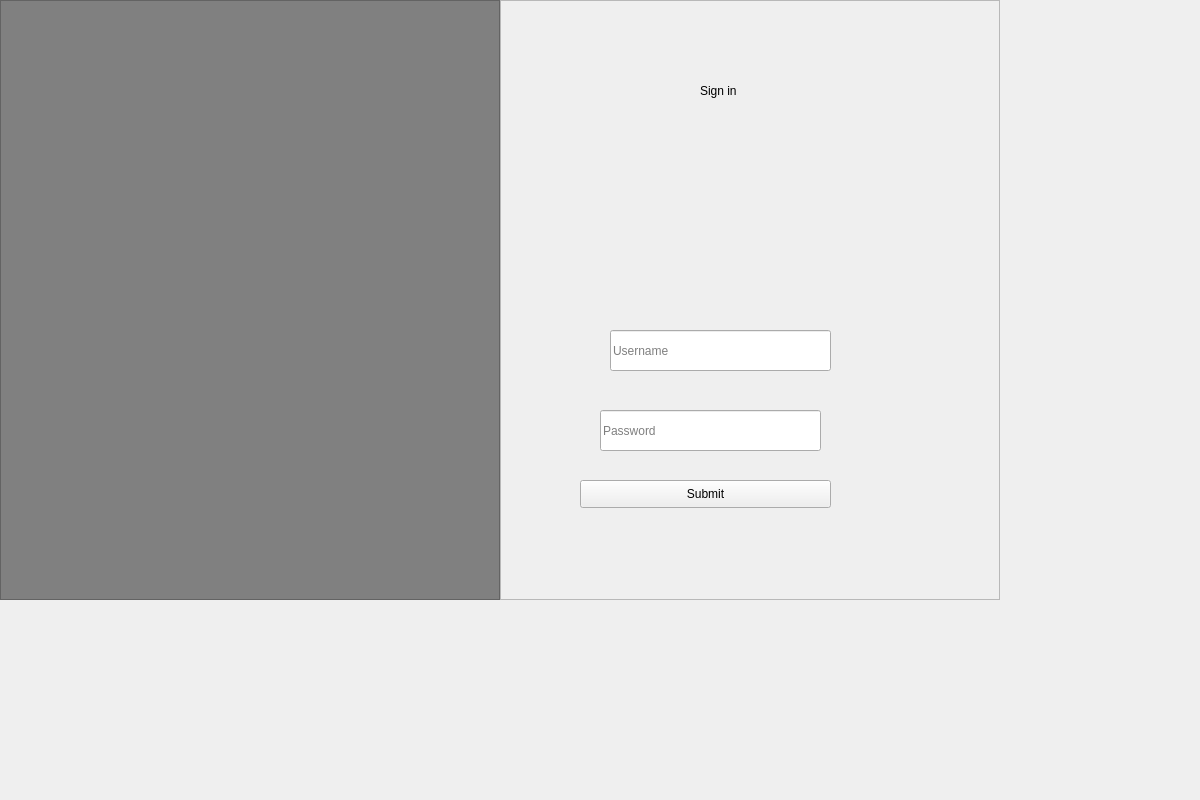
Old version of the form POS/UI/login.ui in the repository ReiZedlav/CSCC-21.1-Software-Engineering-1.
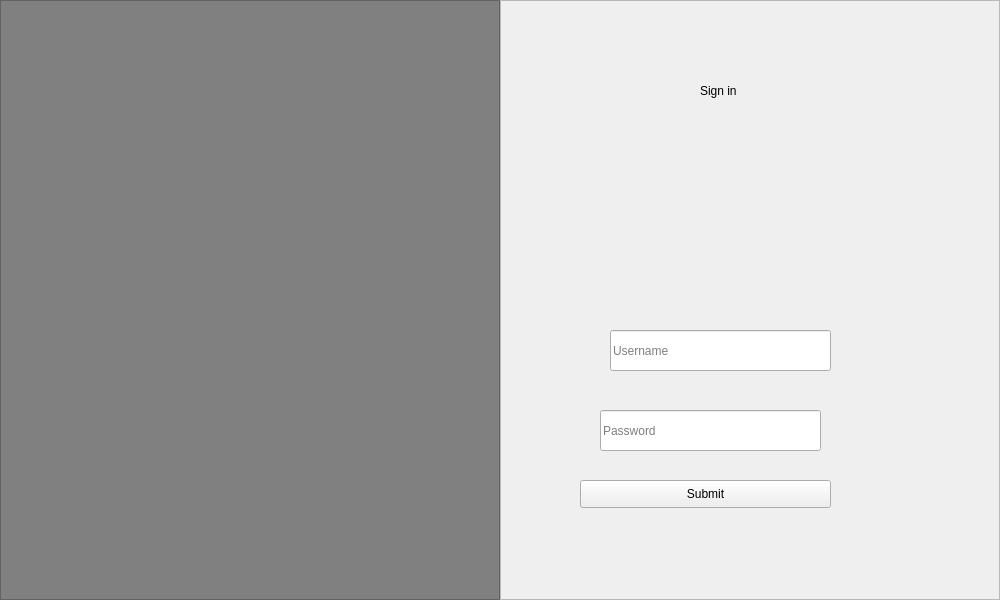
New version of the form.

```diff
--- a/POS/UI/login.ui
+++ b/POS/UI/login.ui
@@ -6,8 +6,8 @@
    <rect>
     <x>0</x>
     <y>0</y>
-    <width>1200</width>
-    <height>800</height>
+    <width>1000</width>
+    <height>600</height>
    </rect>
   </property>
   <property name="windowTitle">
```
Left out of the diff: 2 changed lines with no effect on the pictures.
